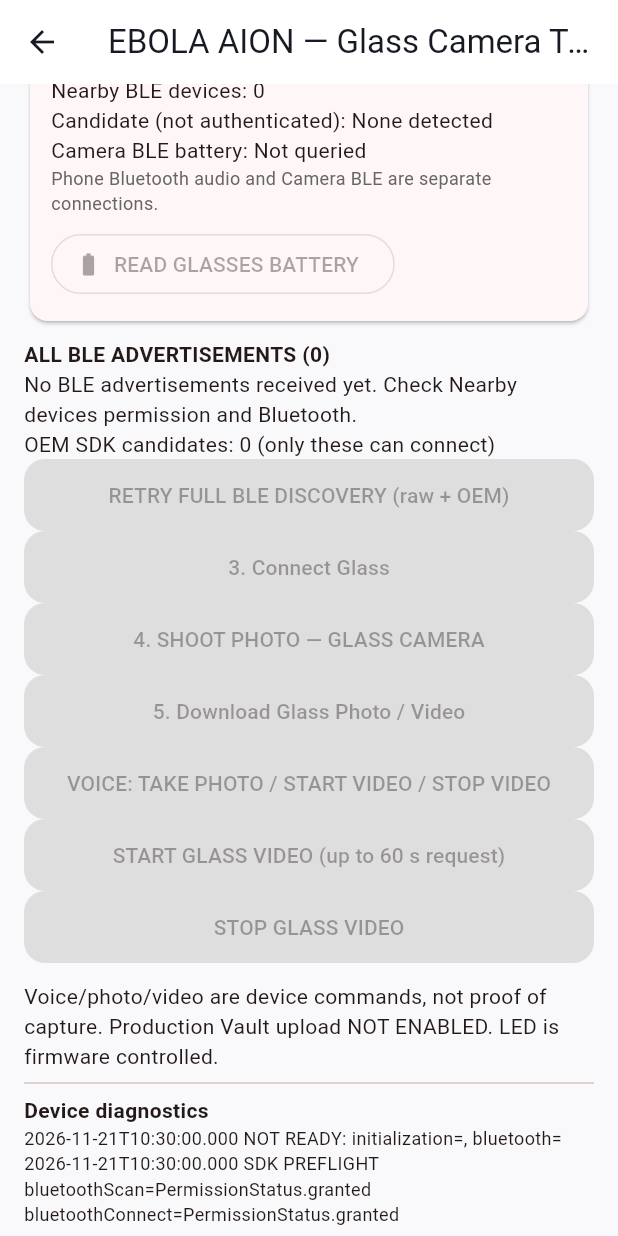
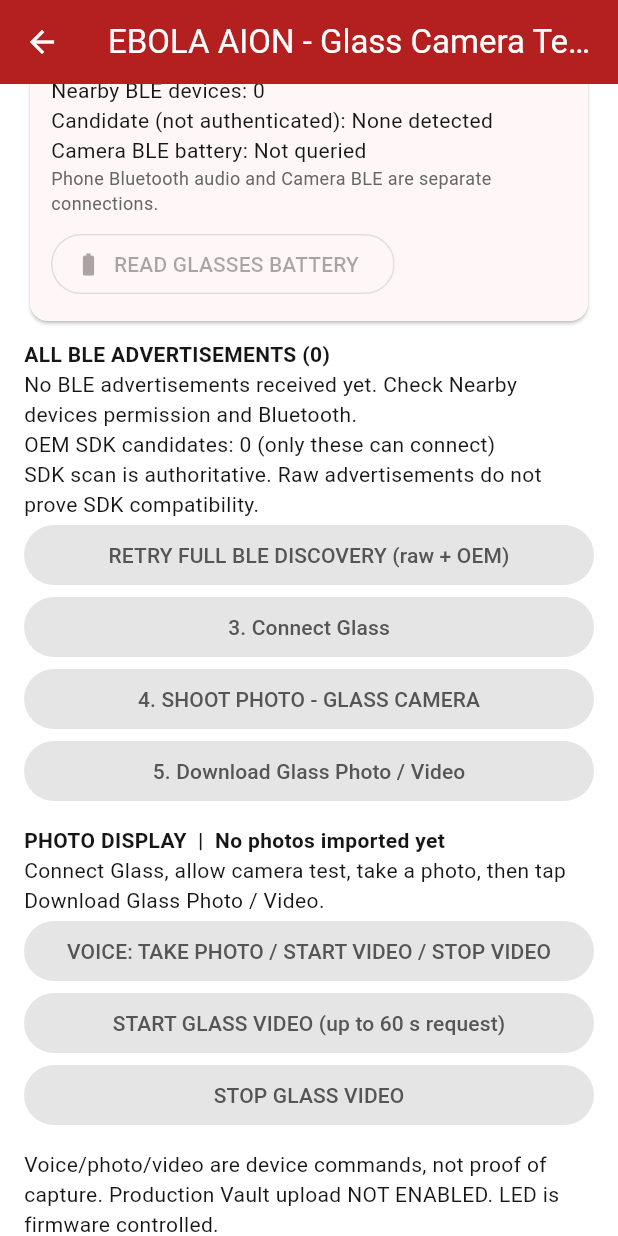
Before and after one commit to GODGPTAI/ebola-aion-companion, a Flutter app: the EbolaAionCameraProbe screen opened directly, scrolled down 576 dp, on a phone screen of 412 x 824 dp. Run offline on Flutter 3.47's test engine with Material 3 defaults, Android fonts, the phone set to English and light mode, and no system bars; our stand-ins replace flutter_blue_plus, permission_handler, speech_to_text, webview_flutter; missing offline and left inert: moyoung_glasses_ble_plugin.

Commit message:
Fix V03 Pro BLE camera Android integration

```diff
--- a/lib/ebola_aion_camera_probe.dart
+++ b/lib/ebola_aion_camera_probe.dart
@@ -2,6 +2,7 @@ import 'package:flutter/services.dart';
 import 'package:flutter_blue_plus/flutter_blue_plus.dart';
 import 'package:speech_to_text/speech_to_text.dart';
 import 'package:permission_handler/permission_handler.dart';
+// EBOLA AION - V03 integrated diagnostic build 2026-11-21.
 // EBOLA AION - development-only hardware camera probe.
 // UI branding is EBOLA AION. Third-party dependency identity must remain in
 // technical/legal notices and package manifests as its licence requires.
@@ -32,12 +33,15 @@ class _EbolaAionCameraProbeState extends State<EbolaAionCameraProbe> with Widget
   String? _selected;
   bool _ready = false;
   bool _connected = false;
-  // EBOLA_V03_DEVICE_DASH_V1 â€” local diagnostic state, not OEM authentication.
+  // EBOLA_V03_DEVICE_DASH_V1 - local diagnostic state, not OEM authentication.
   String _batteryReport = 'Not queried';
   String _lastBleCandidate = 'None detected';
   int _rawBleCount = 0;
   bool _busy = false;
   bool _cameraConsent = false;
+  // Imported photos remain local to the phone; no server upload.
+  final List<File> _importedPhotos = <File>[];
+  String _mediaStatus = 'No photos imported yet';
   // EBOLA_V03_VOICE_VIDEO_V1: local UI state, NOT device capture acknowledgement.
   final SpeechToText _speech = SpeechToText();
   bool _voiceListening = false;
@@ -87,7 +91,7 @@ class _EbolaAionCameraProbeState extends State<EbolaAionCameraProbe> with Widget
     // Rescan only when discovery has no usable candidate. Do not auto-connect.
     if (_found.isEmpty && _ready) {
       _log('APP RESUMED: retrying BLE discovery (no camera command)');
-      _rawBleScan();
+      _scan();
     }
   }
 
@@ -104,29 +108,27 @@ class _EbolaAionCameraProbeState extends State<EbolaAionCameraProbe> with Widget
     setState(() => _scanPhase = 'Scanning nearby BLE devices');
     ebolaGlassStatus.value = ebolaGlassStatus.value.copyWith(
       phase: 'Scanning nearby BLE devices', discoveryPercent: 40);
-    await _rawBleScan();
-    // Always perform a separate SDK discovery pass. A raw scan can discover
-    // Bluetooth audio/other services that the OEM camera SDK cannot connect to.
-    if (mounted && _ready && _rawScanCompleted) {
-      await _sdkDiscoveryFallback();
-    }
-    // Never auto-connect based only on an advertising name or raw address.
-    // A user must explicitly choose an SDK-discovered candidate.
+    // The OEM scan is the connection-authoritative source. Run it first.
+    await _sdkDiscoveryFallback();
+    // Raw scan is diagnostics only, never a source of connectable addresses.
+    if (mounted) await _rawBleScan();
+    // Connect only an SDK-discovered V03 target; verify success using SDK event.
     if (mounted && _oemFound.isNotEmpty) {
-      _log('OEM candidates found=${_oemFound.length}; V03 auto-connect eligible');
+      _log('OEM candidates found=${_oemFound.length}; checking V03 compatibility');
       await _connectKnownV03();
     }
-    if (mounted) setState(() => _scanPhase = !_rawScanCompleted
+    if (mounted) setState(() => _scanPhase = (!_rawScanCompleted && _oemFound.isEmpty)
       ? 'Discovery failed or Bluetooth permission blocked'
-      : (_connected ? 'V03 Pro SDK connected' :
+      : (_connected ? 'SDK Connected event received' :
         _connectionPhase.startsWith('Connecting') || _connectionPhase.startsWith('Awaiting') ?
           _connectionPhase :
           (_found.isEmpty ? 'No compatible candidates detected' :
-          '${_found.length} candidate(s) found — choose a glass')));
+          '${_found.length} candidate(s) found - choose a glass')));
     ebolaGlassStatus.value = ebolaGlassStatus.value.copyWith(
-      phase: !_rawScanCompleted ? 'Discovery blocked / failed' :
+      phase: _connected ? 'Connected (SDK event)' :
+        (!_rawScanCompleted && _oemFound.isEmpty) ? 'Discovery blocked / failed' :
         (_found.isEmpty ? 'Scan finished; no glasses found' :
-          'Scan finished; select a discovered glass'),
+          'Scan finished; SDK candidates available'),
       discoveryPercent: _rawScanCompleted ? 100 : 40);
   }
 
@@ -158,13 +160,13 @@ class _EbolaAionCameraProbeState extends State<EbolaAionCameraProbe> with Widget
       _log('SDK PREFLIGHT bluetoothScan=$scanPerm bluetoothConnect=$connectPerm');
       if (!scanPerm.isGranted || !connectPerm.isGranted) {
         _log('SDK initialization blocked: allow Nearby Devices permission');
-        return;
+        throw StateError('Nearby Devices permission denied');
       }
       final result = await _device.initialize();
       final btEnabled = await _device.checkBluetoothEnable;
       if (result != true || btEnabled != true) {
         _log('NOT READY: initialization=$result, bluetooth=$btEnabled');
-        return;
+        throw StateError('OEM SDK init failed (initialize=$result bluetooth=$btEnabled)');
       }
       _subscriptions.add(_device.bleScanEveStm.listen((dynamic found) {
         final id = '${found.address}';
@@ -175,7 +177,7 @@ class _EbolaAionCameraProbeState extends State<EbolaAionCameraProbe> with Widget
           _found[id] = name;
           _selected ??= id;
         });
-        _log('Device discovered: $name'); // Don't leak MAC/address into UI logs.
+        _log('OEM SDK DEVICE: $name (connectable candidate, not yet connected)');
       }, onError: (Object err) => _log('Scan stream error: $err')));
       // SDK 1.4.0 ConnectStateBean.connectState is an INT, not the word
       // "connected". Compare to the OEM constants, never a guessed bool.
@@ -222,12 +224,12 @@ class _EbolaAionCameraProbeState extends State<EbolaAionCameraProbe> with Widget
         _log('AI image event received (content not logged)');
       }, onError: (Object err) => _log('AI image stream error: $err')));
       setState(() => _ready = true);
-      _log('EBOLA AION device bridge initialized');
+      _log('EBOLA AION device bridge initialized; MoYoung scan listener attached');
     });
   }
 
-  // Find Glasses runs Android discovery, then always performs OEM discovery.
-  // No connection or camera command is sent by this manual diagnostic scan.
+  // Find Glasses runs OEM discovery first; Android raw discovery is diagnostics only.
+  // Scan itself never sends a camera command. Auto-connect requires OEM V03 discovery.
   // Auto-connect only to a V03 address reported by the OEM SDK.
   // Raw scanner results are never accepted as connection credentials.
   Future<void> _connectKnownV03() async {
@@ -256,23 +258,23 @@ class _EbolaAionCameraProbeState extends State<EbolaAionCameraProbe> with Widget
       _selected = null;
       _rawNearby.clear();
       _rawBleCount = 0;
-      _scanPhase = 'Starting raw BLE discovery';
+      _scanPhase = 'Starting OEM SDK discovery';
     });
     try {
-      await _rawBleScan();
-      // OEM discovery must run even when the generic scanner returned 0.
-      if (mounted && _ready) {
-        await _sdkDiscoveryFallback();
-        await _connectKnownV03();
-      }
+      // OEM discovery before generic Android scan prevents scanner contention.
+      await _sdkDiscoveryFallback();
+      if (mounted && _ready) await _connectKnownV03();
+      if (mounted) await _rawBleScan();
       if (mounted) {
-        setState(() => _scanPhase = _found.isNotEmpty
+        setState(() => _scanPhase = _connectionPhase.startsWith('Connecting') || _connectionPhase.startsWith('Awaiting')
+            ? _connectionPhase
+            : _found.isNotEmpty
             ? '${_found.length} compatible candidate(s) found'
-            : 'No compatible glass detected; inspect ALL BLE devices below');
+            : 'OEM scan empty; inspect Android BLE advertisements and SDK logs');
       }
     } catch (error) {
       _log('FIND GLASSES ERROR: $error');
-      if (mounted) setState(() => _scanPhase = 'BLE scan failed — check diagnostics');
+      if (mounted) setState(() => _scanPhase = 'BLE scan failed - check diagnostics');
     }
   }
 
@@ -285,7 +287,7 @@ class _EbolaAionCameraProbeState extends State<EbolaAionCameraProbe> with Widget
         if (model.contains('aimb') || model.contains('g2pro')) {
           throw StateError('AIMB-G2 Pro discovered, but DZZ camera protocol is not verified. Bluetooth audio remains available.');
         }
-      if (mounted) setState(() { _connected = false; _connectionPhase = 'Connecting — waiting for SDK confirmation'; });
+      if (mounted) setState(() { _connected = false; _connectionPhase = 'Connecting - waiting for SDK confirmation'; });
       ebolaGlassStatus.value = ebolaGlassStatus.value.copyWith(
         connected: false, connection: 'Awaiting SDK confirmation');
       await _device.connect(ConnectBean(address: _selected!));
@@ -297,7 +299,7 @@ class _EbolaAionCameraProbeState extends State<EbolaAionCameraProbe> with Widget
     await _run('OEM SDK discovery fallback', () async {
       _log('Requesting 10-second OEM SDK scan (separate from raw BLE)');
       if (mounted) setState(() => _scanHint =
-          'Checking OEM-compatible devices after Android BLE discovery.');
+          'Scanning for OEM-compatible glasses using the device SDK.');
       try {
         // Prevent the Android generic scanner from competing with the OEM scanner.
         await FlutterBluePlus.stopScan();
@@ -406,7 +408,7 @@ class _EbolaAionCameraProbeState extends State<EbolaAionCameraProbe> with Widget
               _scanHint = '0 BLE advertisements. Turn both glasses ON, '
                   'close their OEM apps, enable Android Location, and retry nearby.';
             } else if (_found.isEmpty) {
-              _scanHint = '${seen.length} BLE advertisers found; OEM discovery follows. '
+              _scanHint = '${seen.length} BLE advertisers found; compare with OEM candidates. '
                   'Check that the glasses advertise in pairing mode.';
             } else {
               _scanHint = '${_oemFound.length} OEM candidates available. Select a glass. '
@@ -419,6 +421,7 @@ class _EbolaAionCameraProbeState extends State<EbolaAionCameraProbe> with Widget
             'OEMCandidates=${_oemFound.length}');
       } catch (error) {
         _log('RAW BLE ERROR: $error');
+        if (mounted) setState(() => _scanHint = 'Raw BLE failed; OEM scan was attempted separately. Check SDK diagnostics.');
         rethrow;
       } finally {
         await subscription?.cancel();
@@ -481,11 +484,11 @@ class _EbolaAionCameraProbeState extends State<EbolaAionCameraProbe> with Widget
           _log('VOICE heard: $words');
           _speech.stop();
           if (mounted) setState(() => _voiceListening = false);
-          if (words.contains('photo') || words.contains('picture') || words.contains('à¤«à¥‹à¤Ÿà¥‹')) {
+          if (words.contains('photo') || words.contains('picture') || words.contains('फोटो')) {
             _photo();
-          } else if (words.contains('stop') && (words.contains('video') || words.contains('record')) || words.contains('à¤µà¥€à¤¡à¤¿à¤¯à¥‹ à¤¬à¤‚à¤¦')) {
+          } else if (words.contains('stop') && (words.contains('video') || words.contains('record')) || words.contains('वीडियो बंद')) {
             _stopGlassVideo();
-          } else if ((words.contains('start') || words.contains('record') || words.contains('shoot')) && words.contains('video') || words.contains('à¤µà¥€à¤¡à¤¿à¤¯à¥‹ à¤šà¤¾à¤²à¥‚')) {
+          } else if ((words.contains('start') || words.contains('record') || words.contains('shoot')) && words.contains('video') || words.contains('वीडियो चालू')) {
             _startGlassVideo();
           } else if (words.contains('camera on') || words.contains('camera open')) {
             _log('Camera ready only after BLE connect; no continuous preview API verified');
@@ -548,6 +551,32 @@ class _EbolaAionCameraProbeState extends State<EbolaAionCameraProbe> with Widget
         final result = await _device.downloadMediaFilesToDir(targetDir: dir.path);
         _log('MEDIA IMPORT: success=${result['success']}, partial=${result['partial']}, '
             'count=${result['successCount']}, failures=${result['failCount']}');
+        // The OEM transfer result alone is not evidence of a valid JPEG.
+        // Inspect actual files and show only images physically downloaded.
+        final files = await dir.list(recursive: true, followLinks: false)
+            .where((item) => item is File)
+            .cast<File>()
+            .toList();
+        final photos = <File>[];
+        for (final file in files) {
+          final lower = file.path.toLowerCase();
+          if (!(lower.endsWith('.jpg') || lower.endsWith('.jpeg') ||
+              lower.endsWith('.png') || lower.endsWith('.webp'))) continue;
+          if (await file.length() == 0) continue;
+          photos.add(file);
+        }
+        photos.sort((a, b) => b.statSync().modified.compareTo(a.statSync().modified));
+        if (mounted) {
+          setState(() {
+            _importedPhotos
+              ..clear()
+              ..addAll(photos);
+            _mediaStatus = photos.isEmpty
+                ? 'Transfer finished; no nonempty photo files found'
+                : '${photos.length} photo(s) imported to this phone';
+          });
+        }
+        _log('LOCAL PHOTO FILES VERIFIED: ${photos.length}');
         _log('Media stays in private temporary app storage; no upload performed');
       } catch (error) {
         _log('Media import failure: $error');
@@ -569,32 +598,62 @@ class _EbolaAionCameraProbeState extends State<EbolaAionCameraProbe> with Widget
 
   @override
   Widget build(BuildContext context) {
-    return Scaffold(
-      appBar: AppBar(title: const Text('EBOLA AION — Glass Camera Test')),
+    return Theme(
+      data: ThemeData(
+        useMaterial3: true,
+        brightness: Brightness.light,
+        scaffoldBackgroundColor: const Color(0xFFFFFFFF),
+        colorScheme: ColorScheme.fromSeed(
+          seedColor: const Color(0xFFB71C1C),
+          brightness: Brightness.light,
+        ),
+        textTheme: ThemeData.light().textTheme.apply(
+          bodyColor: const Color(0xFF161616),
+          displayColor: const Color(0xFF161616),
+        ),
+        filledButtonTheme: FilledButtonThemeData(
+          style: FilledButton.styleFrom(
+            backgroundColor: const Color(0xFFB71C1C),
+            foregroundColor: Colors.white,
+            disabledBackgroundColor: const Color(0xFFE5E5E5),
+            disabledForegroundColor: const Color(0xFF555555),
+          ),
+        ),
+        appBarTheme: const AppBarTheme(
+          backgroundColor: Color(0xFFB71C1C),
+          foregroundColor: Colors.white,
+        ),
+      ),
+      child: Scaffold(
+      appBar: AppBar(title: const Text('EBOLA AION - Glass Camera Test')),
       body: ListView(padding: const EdgeInsets.all(16), children: [
-        const Text('Physical smart-glasses camera only — no laptop or phone camera.'),
+        const Text('Physical smart-glasses camera only - no laptop or phone camera.'),
         const Text('Development test. Photo command sent is NOT proof of media receipt.'),
-        Card(color: const Color(0xFF160B13), child: Padding(
+        Card(color: const Color(0xFFFFF4F4), child: Padding(
           padding: const EdgeInsets.all(12), child: Column(
           crossAxisAlignment: CrossAxisAlignment.stretch, children: [
-            const Text('EBOLA AI • AUTO DEVICE TEST', style: TextStyle(
-              color: Color(0xFF39FF73), fontWeight: FontWeight.bold)),
+            const Text('EBOLA AI | AUTO DEVICE TEST', style: TextStyle(
+              color: Color(0xFFB71C1C), fontWeight: FontWeight.bold)),
             const SizedBox(height: 8),
-            Text(_scanPhase, style: const TextStyle(color: Colors.white)),
+            Text(_scanPhase, style: const TextStyle(color: Color(0xFF161616))),
             const SizedBox(height: 5),
             Text(_scanHint, style: const TextStyle(
-              color: Color(0xFFFFD5C5), fontSize: 12)),
+              color: Color(0xFF5B3333), fontSize: 12)),
             const SizedBox(height: 6),
-            Text('Connection: $_connectionPhase', style: const TextStyle(color: Colors.white)),
-            Text('Signal: $_signalReport', style: const TextStyle(color: Colors.white)),
+            Text('Connection: $_connectionPhase', style: const TextStyle(color: Color(0xFF161616))),
+            Text('Signal: $_signalReport', style: const TextStyle(color: Color(0xFF161616))),
             const Text('No automatic camera recording or upload. Capture requires consent.',
-              style: TextStyle(color: Color(0xFFC8B8C1), fontSize: 11)),
+              style: TextStyle(color: Color(0xFF555555), fontSize: 11)),
           ]))),
         SwitchListTile(title: const Text('Allow camera test for this session'),
           value: _cameraConsent, onChanged: (value) => setState(() => _cameraConsent = value)),
         FilledButton(onPressed: _busy || _ready ? null : _initialize, child: const Text('1. Initialize Device SDK')),
         FilledButton(onPressed: _busy || !_ready ? null : _scan, child: const Text('2. Find Glasses')),
-        DropdownButton<String>(isExpanded: true, hint: const Text('Select glass'), value: _selected,
+        DropdownButton<String>(isExpanded: true,
+          dropdownColor: Colors.white,
+          style: const TextStyle(color: Color(0xFF161616), fontSize: 16),
+          hint: const Text('Select glass', style: TextStyle(color: Color(0xFF161616))),
+          value: _selected,
           items: _found.entries.map((e) => DropdownMenuItem(value: e.key,
             child: Text(e.value.isEmpty ? 'EBOLA AION Glass' : e.value))).toList(),
           onChanged: (v) => setState(() => _selected = v)),
@@ -629,13 +688,26 @@ class _EbolaAionCameraProbeState extends State<EbolaAionCameraProbe> with Widget
         for (final entry in _rawNearby.entries)
           Text(entry.value, style: const TextStyle(fontSize: 12)),
         Text('OEM SDK candidates: ${_oemFound.length} (only these can connect)'),
+        const Text('SDK scan is authoritative. Raw advertisements do not prove SDK compatibility.'),
         FilledButton(onPressed: _busy || !_ready ? null : _scan,
           child: const Text('RETRY FULL BLE DISCOVERY (raw + OEM)')),
         FilledButton(onPressed: _busy || _selected == null ? null : _connect, child: const Text('3. Connect Glass')),
         FilledButton(onPressed: _busy || !_connected || !_cameraConsent ? null : _photo,
-          child: const Text('4. SHOOT PHOTO — GLASS CAMERA')),
+          child: const Text('4. SHOOT PHOTO - GLASS CAMERA')),
         FilledButton(onPressed: _busy || !_connected || !_cameraConsent ? null : _importMedia,
           child: const Text('5. Download Glass Photo / Video')),
+        const SizedBox(height: 12),
+        Text('PHOTO DISPLAY  |  $_mediaStatus',
+          style: const TextStyle(color: Color(0xFF161616), fontWeight: FontWeight.bold)),
+        if (_importedPhotos.isEmpty)
+          const Text('Connect Glass, allow camera test, take a photo, then tap Download Glass Photo / Video.'),
+        for (final photo in _importedPhotos.take(10))
+          Padding(
+            padding: const EdgeInsets.symmetric(vertical: 8),
+            child: Image.file(photo, height: 240, fit: BoxFit.contain,
+              errorBuilder: (context, error, stackTrace) =>
+                const Text('Downloaded file cannot be decoded as an image')),
+          ),
         FilledButton(onPressed: _busy || !_connected || !_cameraConsent ? null : _voiceCommand,
           child: Text(_voiceListening ? 'VOICE LISTENING...' : 'VOICE: TAKE PHOTO / START VIDEO / STOP VIDEO')),
         FilledButton(onPressed: _busy || !_connected || !_cameraConsent ? null : _startGlassVideo,
@@ -647,6 +719,7 @@ class _EbolaAionCameraProbeState extends State<EbolaAionCameraProbe> with Widget
         const Text('Device diagnostics', style: TextStyle(fontWeight: FontWeight.bold)),
         for (final event in _events) SelectableText(event, style: const TextStyle(fontSize: 12)),
       ]),
+      ),
     );
   }
 }
--- a/pubspec.yaml
+++ b/pubspec.yaml
@@ -9,6 +9,7 @@ environment:
 
 dependencies:
 
+  moyoung_glasses_ble_plugin: 1.4.0
   webview_flutter: ^4.10.0
   flutter:
     sdk: flutter
```
Also changed, not shown: 1 other file.
